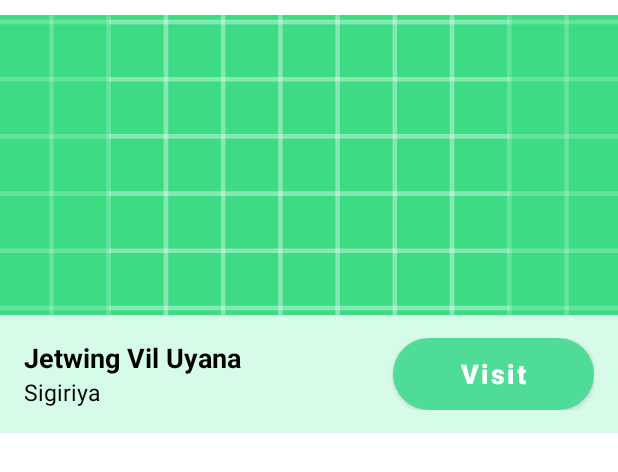
After one commit to BeastMaster99/AlgoHeroes_tour_management_system, an Android app: the layout hotel_list_item.xml on its own in the app's theme, with its tools: preview values and no code run, on a phone screen of 412 x 824 dp. The commit adds this screen. Shown: the top 472 px of the screen. Run offline under Robolectric (Android 15) with nearby library versions, the phone set to English and light mode, and no system bars.

Commit message:
adding fully completed all hotels activity traveler view

```diff
--- /dev/null
+++ b/app/src/main/res/layout/hotel_list_item.xml
@@ -0,0 +1,75 @@
+<?xml version="1.0" encoding="utf-8"?>
+<RelativeLayout xmlns:android="http://schemas.android.com/apk/res/android"
+    android:layout_width="match_parent"
+    android:layout_height="wrap_content"
+    xmlns:app="http://schemas.android.com/apk/res-auto"
+    android:layout_marginTop="10dp"
+    android:id="@+id/itemParent">
+
+    <LinearLayout
+        android:layout_width="match_parent"
+        android:layout_height="wrap_content"
+        android:orientation="vertical">
+
+        <ImageView
+            android:id="@+id/hotelImgId"
+            android:layout_width="match_parent"
+            android:layout_height="200dp"
+            android:scaleType="centerCrop"
+            android:src="@drawable/ic_launcher_background"/>
+
+        <RelativeLayout
+            android:layout_width="match_parent"
+            android:layout_height="wrap_content"
+            android:paddingStart="16dp"
+            android:paddingEnd="16dp"
+            android:paddingTop="15dp"
+            android:paddingBottom="15dp"
+            android:background="@color/inputField_color">
+
+            <LinearLayout
+                android:layout_width="wrap_content"
+                android:layout_height="wrap_content"
+                android:orientation="vertical"
+                android:layout_centerVertical="true">
+
+            <TextView
+                android:id="@+id/hotelName"
+                android:layout_width="wrap_content"
+                android:layout_height="wrap_content"
+                android:text="Jetwing Vil Uyana"
+                android:textStyle="bold"
+                android:textColor="@color/black"
+                android:textSize="18dp"/>
+
+            <TextView
+                android:id="@+id/hotelCity"
+                android:layout_width="wrap_content"
+                android:layout_height="wrap_content"
+                android:layout_below="@+id/hotelName"
+                android:text="Sigiriya"
+                android:textColor="@color/black"
+                android:textSize="15sp" />
+
+            </LinearLayout>
+
+            <Button
+                android:layout_width="wrap_content"
+                android:layout_height="wrap_content"
+                android:paddingStart="45dp"
+                android:paddingEnd="45dp"
+                android:background="@drawable/rounded_button"
+                app:backgroundTint="@color/theme_color"
+                android:text="Visit"
+                android:textAllCaps="false"
+                android:layout_alignParentEnd="true"
+                android:textSize="18sp"
+                android:textStyle="bold"/>
+
+        </RelativeLayout>
+
+
+    </LinearLayout>
+
+
+</RelativeLayout>
--- a/app/src/main/res/values/strings.xml
+++ b/app/src/main/res/values/strings.xml
@@ -93,5 +93,6 @@
     <string name="hotel_img5_desc">hotel Image 5</string>
     <string name="hotelUploadProgress">Uploading Your Data.. Please Wait!</string>
     <string name="chooseImgCount">Choose Up To 5 Images</string>
+    <string name="traveler_hotel_title">Explore Hotels</string>
     <!--Benuka Strings end-->
 </resources>
```
Also changed, not shown: app/src/main/java/com/example/madfinalproject/Hotel.java (+12 -1 lines), app/src/main/java/com/example/madfinalproject/HotelRecyclerAdapter.java (added, +68 -0 lines), app/src/main/java/com/example/madfinalproject/TravelerMainView.java (+55 -10 lines), app/src/main/res/layout/activity_traveler_main_view.xml (+9 -4 lines).
